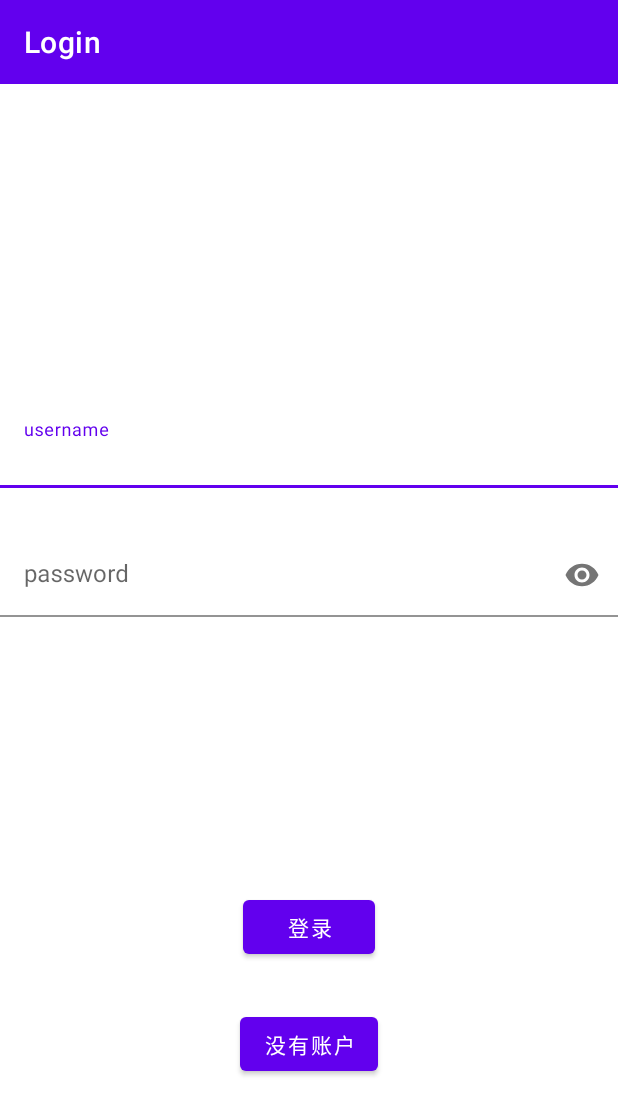
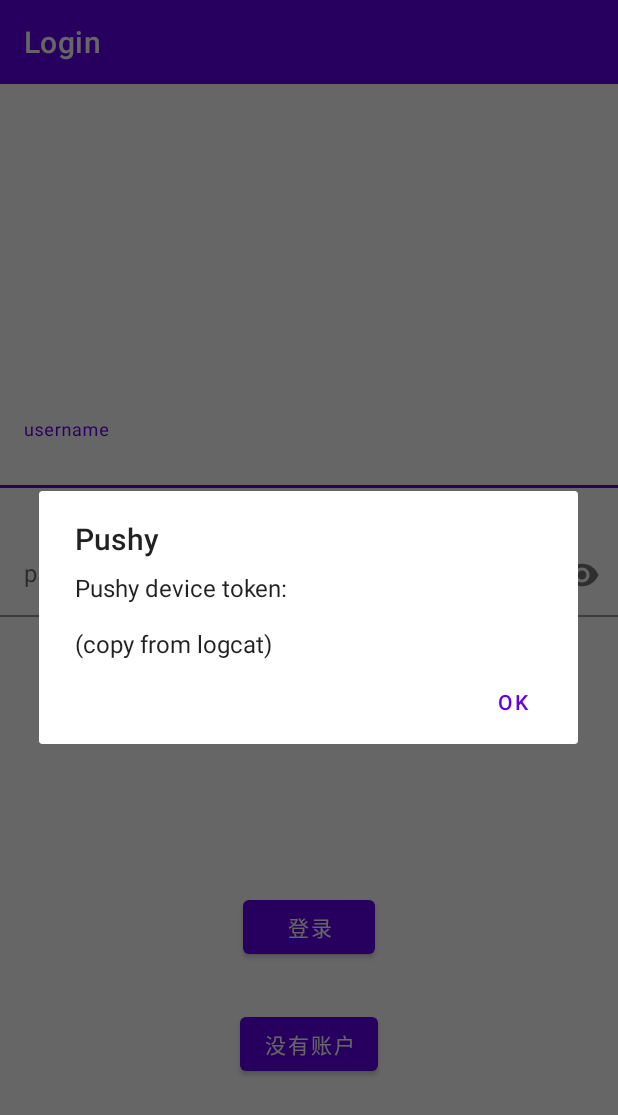
Before and after one commit to OneSony/Treehole, an Android app: the screen it shows after launch (LoginActivity), on a phone screen of 412 x 824 dp. Shown: the top 1115 px of the screen. Run offline under Robolectric (Android 15) with nearby library versions, the phone set to English and light mode, and no system bars; libraries missing offline, so code that uses them is left out: me.pushy.sdk; 2 statements that could not run were skipped.

Commit message:
Mainly added notification with Pushy
New
- Notification system

```diff
--- a/app/build.gradle
+++ b/app/build.gradle
@@ -49,4 +49,5 @@
     androidTestImplementation 'androidx.test.ext:junit:1.1.5'
     androidTestImplementation 'androidx.test.espresso:espresso-core:3.5.1'
     implementation 'com.squareup.okhttp3:okhttp:4.4.1'
+    implementation 'me.pushy:sdk:1.0.91'
 }
--- a/app/src/main/java/com/example/treehole/LoginActivity.java
+++ b/app/src/main/java/com/example/treehole/LoginActivity.java
@@ -20,6 +20,8 @@
 import org.json.JSONObject;
 
 import java.io.IOException;
+
+import me.pushy.sdk.Pushy;
 
 public class LoginActivity extends AppCompatActivity {
     //private String sharedPrefFile ="com.example.android.Treehole";
@@ -88,6 +90,7 @@
             switch (msg.what){
                 case 0:
                     Toast.makeText(getApplicationContext(),"登录成功",Toast.LENGTH_SHORT).show();
+                    //new UserUtils.RegisterForPushNotificationsAsync(LoginActivity.this).execute();
                     intent_to_main();
                     break;
                 case -1:
@@ -106,9 +109,11 @@
     @Override
     protected void onCreate(Bundle savedInstanceState) {
 
-        WebUtils.init(getApplicationContext(),"https://rickyvu.pythonanywhere.com");
 
         super.onCreate(savedInstanceState);
+        WebUtils.init(getApplicationContext(),"https://rickyvu.pythonanywhere.com");
+        Pushy.listen(this);
+        new UserUtils.RegisterForPushNotificationsAsync(this).execute();
         setContentView(R.layout.activity_login);
 
         setSupportActionBar(findViewById(R.id.login_toolbar));
--- a/app/src/main/java/com/example/treehole/MainActivity.java
+++ b/app/src/main/java/com/example/treehole/MainActivity.java
@@ -11,6 +11,8 @@
 import androidx.recyclerview.widget.RecyclerView;
 
 import com.google.android.material.bottomnavigation.BottomNavigationView;
+
+import me.pushy.sdk.Pushy;
 
 public class MainActivity extends AppCompatActivity {
     //private dot_list data_list=new dot_list();
--- a/app/src/main/java/com/example/treehole/UserUtils.java
+++ b/app/src/main/java/com/example/treehole/UserUtils.java
@@ -2,8 +2,15 @@
 
 import static android.content.Context.MODE_PRIVATE;
 
+import android.app.Activity;
 import android.content.Context;
 import android.content.SharedPreferences;
+import android.os.AsyncTask;
+import android.util.Log;
+
+import java.net.URL;
+
+import me.pushy.sdk.Pushy;
 
 public class UserUtils {
     public static SharedPreferences userDetails;
@@ -27,6 +34,69 @@
         return instance;
     }
 
+    public static class RegisterForPushNotificationsAsync extends AsyncTask<Void, Void, Object> {
+        Activity mActivity;
+        String ALREADY_REGISTERED = "[ALREADY REGISTERED DEVICE TOKEN]";
+
+        public RegisterForPushNotificationsAsync(Activity activity) {
+            this.mActivity = activity;
+        }
+
+        protected Object doInBackground(Void... params) {
+            try {
+                String deviceToken = "";
+                if (!Pushy.isRegistered(mActivity)) {
+                // Register the device for notifications (replace MainActivity with your Activity class name)
+                    deviceToken = Pushy.register(mActivity);
+                } else{
+                    return ALREADY_REGISTERED;
+                }
+
+                // Registration succeeded, log token to logcat
+                Log.d("Pushy", "Pushy device token: " + deviceToken);
+
+                // Send the token to your backend server via an HTTP GET request
+                new URL("https://rickyvu.pythonanywhere.com/messaging/device?token=" + deviceToken).openConnection();
+
+                // Provide token to onPostExecute()
+                return deviceToken;
+            }
+            catch (Exception exc) {
+                // Registration failed, provide exception to onPostExecute()
+                return exc;
+            }
+        }
+
+        @Override
+        protected void onPostExecute(Object result) {
+            String message;
+
+            // Registration failed?
+            if (result instanceof Exception) {
+                // Log to console
+                Log.e("Pushy", result.toString());
+
+                // Display error in alert
+                message = ((Exception) result).getMessage();
+            }
+            else {
+                if (result.toString().equals(ALREADY_REGISTERED)){
+                    message = "Pushy device token already registered";
+                } else {
+                    message = "Pushy device token: " + result.toString() + "\n\n(copy from logcat)";
+                }
+
+            }
+
+            // DEBUG
+            // Registration succeeded, display an alert with the device token
+            new android.app.AlertDialog.Builder(this.mActivity)
+                    .setTitle("Pushy")
+                    .setMessage(message)
+                    .setPositiveButton(android.R.string.ok, null)
+                    .show();
+        }
+    }
 
     public void setLogIn(Boolean val){
         if (!val){
--- /dev/null
+++ b/app/src/main/res/drawable/baseline_image_36.xml
@@ -0,0 +1,5 @@
+<vector android:height="36dp" android:tint="#000000"
+    android:viewportHeight="24" android:viewportWidth="24"
+    android:width="36dp" xmlns:android="http://schemas.android.com/apk/res/android">
+    <path android:fillColor="@android:color/white" android:pathData="M21,19V5c0,-1.1 -0.9,-2 -2,-2H5c-1.1,0 -2,0.9 -2,2v14c0,1.1 0.9,2 2,2h14c1.1,0 2,-0.9 2,-2zM8.5,13.5l2.5,3.01L14.5,12l4.5,6H5l3.5,-4.5z"/>
+</vector>
--- /dev/null
+++ b/app/src/main/res/drawable/baseline_slow_motion_video_36.xml
@@ -0,0 +1,5 @@
+<vector android:height="36dp" android:tint="#000000"
+    android:viewportHeight="24" android:viewportWidth="24"
+    android:width="36dp" xmlns:android="http://schemas.android.com/apk/res/android">
+    <path android:fillColor="@android:color/white" android:pathData="M13.05,9.79L10,7.5v9l3.05,-2.29L16,12zM13.05,9.79L10,7.5v9l3.05,-2.29L16,12zM13.05,9.79L10,7.5v9l3.05,-2.29L16,12zM11,4.07L11,2.05c-2.01,0.2 -3.84,1 -5.32,2.21L7.1,5.69c1.11,-0.86 2.44,-1.44 3.9,-1.62zM5.69,7.1L4.26,5.68C3.05,7.16 2.25,8.99 2.05,11h2.02c0.18,-1.46 0.76,-2.79 1.62,-3.9zM4.07,13L2.05,13c0.2,2.01 1,3.84 2.21,5.32l1.43,-1.43c-0.86,-1.1 -1.44,-2.43 -1.62,-3.89zM5.68,19.74C7.16,20.95 9,21.75 11,21.95v-2.02c-1.46,-0.18 -2.79,-0.76 -3.9,-1.62l-1.42,1.43zM22,12c0,5.16 -3.92,9.42 -8.95,9.95v-2.02C16.97,19.41 20,16.05 20,12s-3.03,-7.41 -6.95,-7.93L13.05,2.05C18.08,2.58 22,6.84 22,12z"/>
+</vector>
--- a/app/src/main/res/layout/activity_chat.xml
+++ b/app/src/main/res/layout/activity_chat.xml
@@ -42,7 +42,7 @@
         app:layout_constraintStart_toStartOf="parent">
 
         <Button
-            android:id="@+id/button"
+            android:id="@+id/message_send_button"
             android:layout_width="wrap_content"
             android:layout_height="0dp"
             android:text="发送"
@@ -55,7 +55,7 @@
             android:layout_width="0dp"
             android:layout_height="wrap_content"
             app:layout_constraintBottom_toBottomOf="parent"
-            app:layout_constraintEnd_toStartOf="@+id/button"
+            app:layout_constraintEnd_toStartOf="@+id/message_send_button"
             app:layout_constraintStart_toStartOf="parent"
             app:layout_constraintTop_toTopOf="parent">
 
--- a/build.gradle
+++ b/build.gradle
@@ -1,5 +1,5 @@
 // Top-level build file where you can add configuration options common to all sub-projects/modules.
 plugins {
-    id 'com.android.application' version '8.0.0' apply false
-    id 'com.android.library' version '8.0.0' apply false
+    id 'com.android.application' version '7.4.1' apply false
+    id 'com.android.library' version '7.4.1' apply false
 }
```
Also changed, not shown: app/src/main/AndroidManifest.xml (+46 -2 lines), app/src/main/java/com/example/treehole/ChatActivity.java (+52 -1 lines), app/src/main/java/com/example/treehole/EditActivity.java (+8 -7 lines), app/src/main/java/com/example/treehole/PushReceiver.java (added, +86 -0 lines), app/src/main/res/layout/activity_edit.xml (+23 -3 lines).
